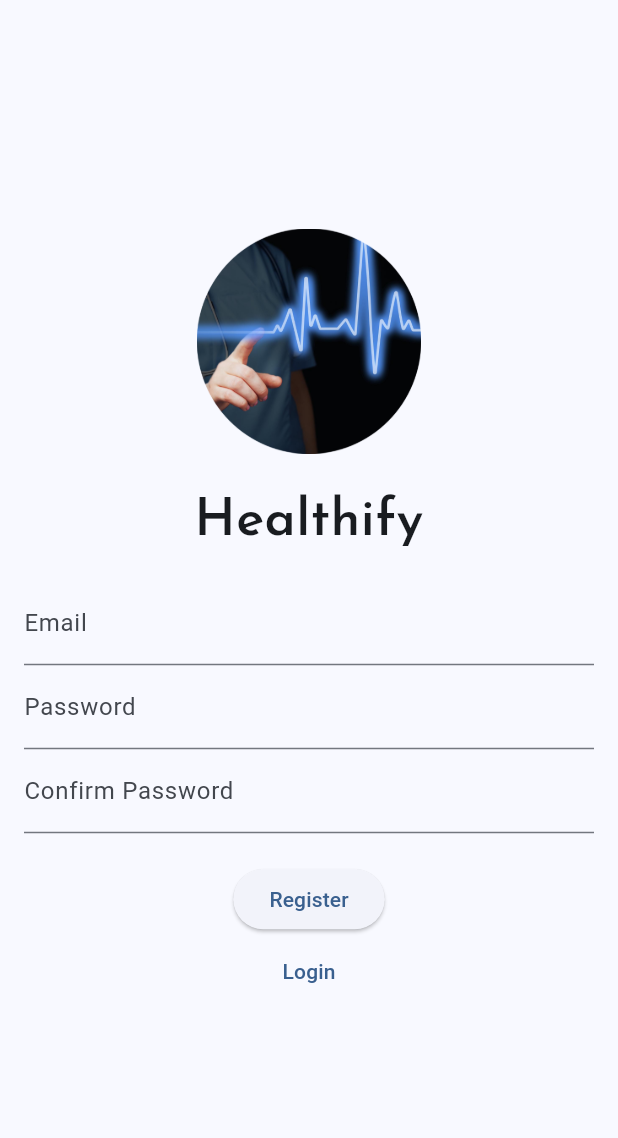
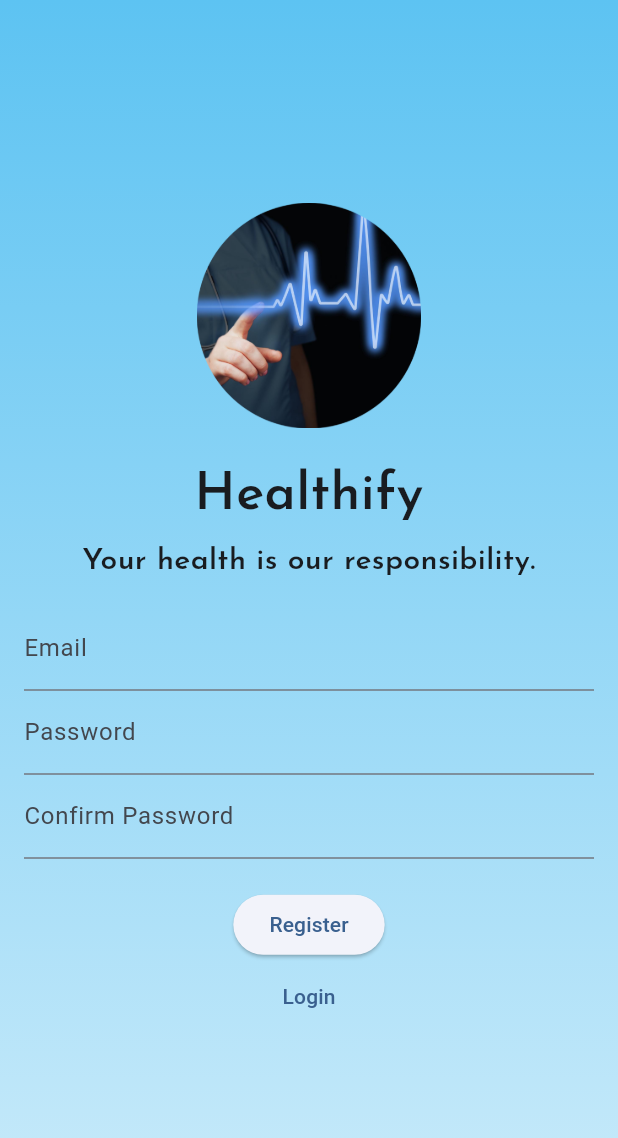
Before and after one commit to chamodlw/firebasic, a Flutter app: the screen it shows after launch, after a tap on "Create Account", on a phone screen of 412 x 824 dp. Shown: the top 1138 px of the screen. Run offline on Flutter 3.47's test engine with Material 3 defaults, Android fonts, the phone set to English and light mode, and no system bars; our stand-ins replace firebase_auth, firebase_core; accounts and stored records are empty; network calls fail.

Commit message:
add title2

```diff
--- a/lib/login.dart
+++ b/lib/login.dart
@@ -1,6 +1,7 @@
 import 'package:fire2/signup.dart';
 import 'package:flutter/material.dart';
 import 'package:firebase_auth/firebase_auth.dart';
+import '../styles/styles.dart';
 
 class LoginPage extends StatefulWidget {
   @override
@@ -29,7 +30,18 @@ class _LoginPageState extends State<LoginPage> {
   final viewInsets = MediaQuery.of(context).viewInsets.bottom;
 
     return Scaffold(
-      body: Padding(
+      body: Container(
+        decoration: const BoxDecoration(
+        gradient: LinearGradient(
+          begin: Alignment.topCenter,
+          end: Alignment.bottomCenter,
+          colors: [
+            Color.fromARGB(255, 93, 195, 242),
+            Color.fromARGB(255, 202, 235, 250),
+          ],
+        ),
+      ),
+      child: Padding(
         padding: const EdgeInsets.all(16.0),
         child: Column(
           mainAxisAlignment: MainAxisAlignment.center,
@@ -43,11 +55,13 @@ class _LoginPageState extends State<LoginPage> {
             SizedBox(height: 20),
             const Text(
                 'Healthify',
-                style: TextStyle(
-                  fontFamily: 'JosefinSans',
-                  fontSize: 35,
-                  fontWeight: FontWeight.bold,
-                ),
+                style: Styles.title1,
+                textAlign: TextAlign.center,
+              ),
+            SizedBox(height: 5),
+            const Text(
+                'Your health is our responsibility.',
+                style: Styles.title2,
                 textAlign: TextAlign.center,
               ),
             SizedBox(height: 15),
@@ -77,6 +91,7 @@ class _LoginPageState extends State<LoginPage> {
           ],
         ),
       ),
+    ),
     );
   }
 }
--- a/lib/signup.dart
+++ b/lib/signup.dart
@@ -1,6 +1,7 @@
 import 'package:flutter/material.dart';
 import 'package:firebase_auth/firebase_auth.dart';
 import 'login.dart';
+import 'styles/styles.dart';
 
 class SignupPage extends StatefulWidget {
   @override
@@ -23,6 +24,7 @@ class _SignupPageState extends State<SignupPage> {
       await _auth.createUserWithEmailAndPassword(
         email: _emailController.text.trim(),
         password: _passwordController.text.trim(),
+
       );
     } catch (e) {
       print('Error: $e');
@@ -35,8 +37,18 @@ class _SignupPageState extends State<SignupPage> {
   final viewInsets = MediaQuery.of(context).viewInsets.bottom;
 
     return Scaffold(
-
-      body: Padding(
+      body: Container(
+        decoration: const BoxDecoration(
+        gradient: LinearGradient(
+          begin: Alignment.topCenter,
+          end: Alignment.bottomCenter,
+          colors: [
+            Color.fromARGB(255, 93, 195, 242),
+            Color.fromARGB(255, 202, 235, 250),
+          ],
+        ),
+      ),
+      child: Padding(
         padding: const EdgeInsets.all(16.0),
         child: Column(
           mainAxisAlignment: MainAxisAlignment.center,
@@ -49,11 +61,13 @@ class _SignupPageState extends State<SignupPage> {
             SizedBox(height: 20),
             const Text(
                 'Healthify',
-                style: TextStyle(
-                  fontFamily: 'JosefinSans',
-                  fontSize: 35,
-                  fontWeight: FontWeight.bold,
-                ),
+                style: Styles.title1,
+                textAlign: TextAlign.center,
+              ),
+            SizedBox(height: 5),
+            const Text(
+                'Your health is our responsibility.',
+                style: Styles.title2,
                 textAlign: TextAlign.center,
               ),
             SizedBox(height: 15),
@@ -88,6 +102,7 @@ class _SignupPageState extends State<SignupPage> {
           ],
         ),
       ),
+      ),
     );
   }
 }
--- a/lib/styles/styles.dart
+++ b/lib/styles/styles.dart
@@ -2,13 +2,15 @@ import 'package:flutter/material.dart';
 
 class Styles {
   static const TextStyle title1 = TextStyle(
-    fontSize: 24,
+    fontFamily: 'JosefinSans',
+    fontSize: 35,
     fontWeight: FontWeight.bold,
   );
 
   static const TextStyle title2 = TextStyle(
-    fontSize: 18,
-    color: Colors.white,
+    fontFamily: 'JosefinSans',
+    fontSize: 20,
+    fontWeight: FontWeight.bold,
   );
 
   static const TextStyle text1 = TextStyle(
```
